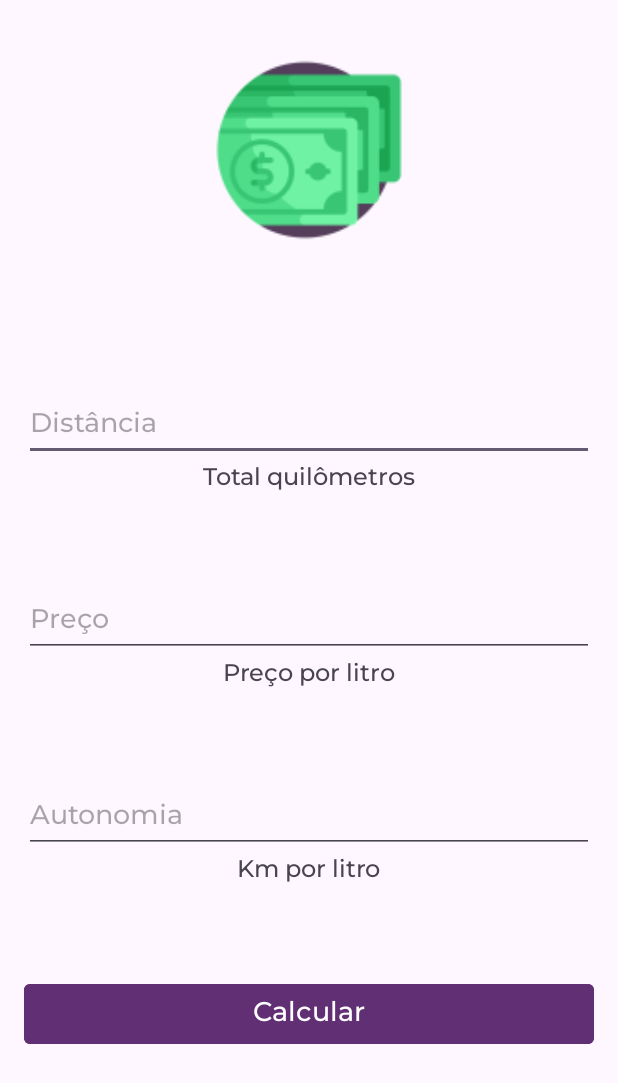
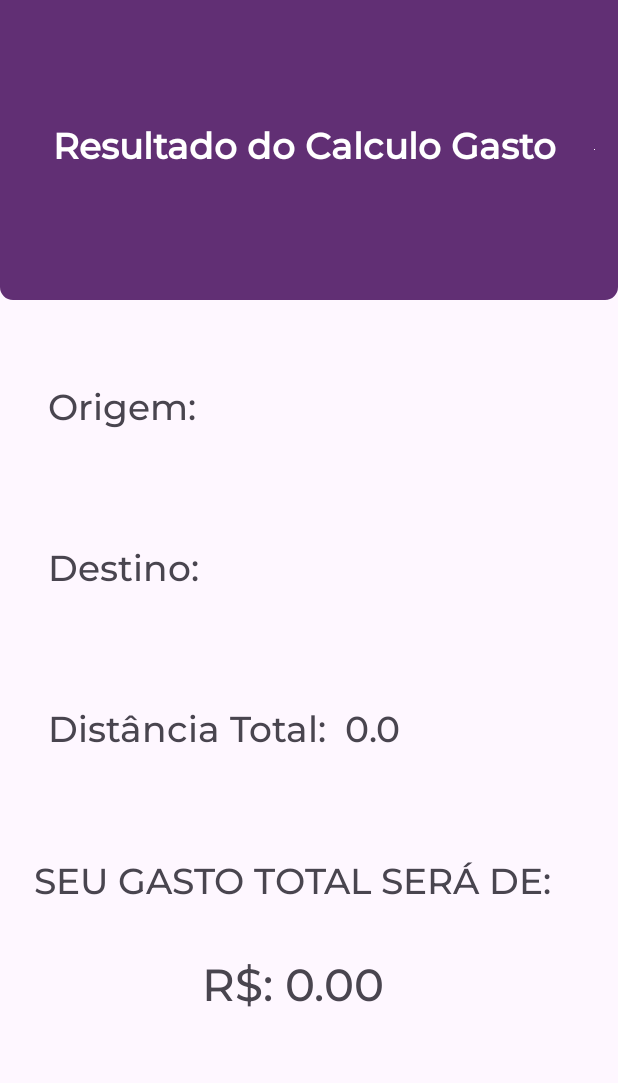
Before and after one commit to cledson-paranhos/Gasto-Combustivel, an Android app: the ViewCalculate screen opened directly, with no data from a screen before it, after a tap on "Calcular", on a phone screen of 412 x 824 dp. Shown: the top 1083 px of the screen. Run offline under Robolectric (Android 15) with nearby library versions, the phone set to English and light mode, and no system bars; Roboto replaces fonts that are not available here; 3 statements that could not run were skipped.

Commit message:
Alterações realizadas

```diff
--- a/app/build.gradle.kts
+++ b/app/build.gradle.kts
@@ -36,6 +36,8 @@ android {
     buildFeatures{
         viewBinding = true
     }
+
+
 }
 
 dependencies {
--- a/app/src/main/java/com/example/gastocombustivel/ViewCalculate.kt
+++ b/app/src/main/java/com/example/gastocombustivel/ViewCalculate.kt
@@ -1,9 +1,11 @@
 package com.example.gastocombustivel
 
+import android.content.Intent
 import android.os.Bundle
 import android.view.View
 import android.widget.Toast
 import androidx.activity.enableEdgeToEdge
+import androidx.activity.result.contract.ActivityResultContracts
 import androidx.appcompat.app.AppCompatActivity
 import androidx.core.view.ViewCompat
 import androidx.core.view.WindowInsetsCompat
@@ -27,6 +29,19 @@ class ViewCalculate : AppCompatActivity(), View.OnClickListener {
     override fun onClick(view: View) {
         if (view.id == R.id.buttonCalculate) {
             calculate()
+            var dadosRecuperados = intent.extras
+            var origin= dadosRecuperados?.getString("origin")
+            var destination= dadosRecuperados?.getString("destination")
+
+            var intent = Intent(this, ViewResult::class.java)
+            intent.putExtra("distance", binding.edtDistance.text.toString().toDouble())
+            intent.putExtra("price", binding.edtPrice.text.toString().toDouble())
+            intent.putExtra("autonomy", binding.edtAutonomy.text.toString().toDouble())
+            intent.putExtra("origin", origin)
+            intent.putExtra("destination", destination)
+            intent.putExtra("total", this.valueTotalCalculate)
+
+            startActivity(intent)
         }
     }
 
@@ -36,7 +51,12 @@ class ViewCalculate : AppCompatActivity(), View.OnClickListener {
             var price = binding.edtPrice.text.toString().toDouble()
             var autonomy = binding.edtAutonomy.text.toString().toDouble()
 
-            this.valueTotalCalculate = (distance * price) / autonomy
+            if (binding.checkboxCalcTotal.isChecked){
+                this.valueTotalCalculate = ((distance * price) / autonomy) * 2.0
+            }else
+            {
+                this.valueTotalCalculate = (distance * price) / autonomy
+            }
         } else {
             Toast.makeText(this, "Valores inseridos inválidos!", Toast.LENGTH_SHORT).show()
         }
--- a/app/src/main/java/com/example/gastocombustivel/ViewResult.kt
+++ b/app/src/main/java/com/example/gastocombustivel/ViewResult.kt
@@ -3,6 +3,7 @@ package com.example.gastocombustivel
 import android.os.Bundle
 import androidx.appcompat.app.AppCompatActivity
 import com.example.gastocombustivel.databinding.ActivityViewResultBinding
+import java.text.Format
 
 class ViewResult : AppCompatActivity() {
     lateinit var binding: ActivityViewResultBinding
@@ -10,6 +11,14 @@ class ViewResult : AppCompatActivity() {
     override fun onCreate(savedInstanceState: Bundle?) {
         super.onCreate(savedInstanceState)
         binding = ActivityViewResultBinding.inflate(layoutInflater)
+
+        var resultDados = intent.extras
+        var total = resultDados?.getDouble("total")
+        binding.textResultOrigem.text = resultDados?.getString("origin")
+        binding.textResultDestino.text = resultDados?.getString("destination")
+        binding.textResulDistance.text= resultDados?.getDouble("distance").toString()
+        binding.textResult.text = "R$: %.2f".format(total).toString()
+
         setContentView(binding.root)
     }
 }
--- /dev/null
+++ b/app/src/main/res/drawable/circular_border_full.xml
@@ -0,0 +1,14 @@
+<?xml version="1.0" encoding="UTF-8"?>
+<shape xmlns:android="http://schemas.android.com/apk/res/android">
+    <solid android:color="@color/purple"/>
+
+    <stroke android:width="1.5dp"
+            android:color="@color/purple"
+    />
+
+    <corners
+            android:topLeftRadius="20dp"
+            android:topRightRadius="20dp"
+            android:bottomRightRadius="20dp"
+            android:bottomLeftRadius="20dp"/>
+</shape>
--- a/app/src/main/res/layout/activity_view_calculate.xml
+++ b/app/src/main/res/layout/activity_view_calculate.xml
@@ -83,11 +83,23 @@
             android:layout_height="wrap_content">
     </TextView>
 
+    <CheckBox
+            android:id="@+id/checkbox_calc_total"
+            android:text="Calcular ida e volta?"
+            android:fontFamily="@font/montserrat_medium"
+            android:textSize="16sp"
+            android:layout_marginTop="20dp"
+            android:layout_gravity="center"
+            android:layout_width="wrap_content"
+            android:layout_height="wrap_content">
+
+    </CheckBox>
+
     <Button
             android:id="@+id/buttonCalculate"
             android:text="@string/calculate"
             android:fontFamily="@font/montserrat_medium"
-            android:layout_marginTop="60dp"
+            android:layout_marginTop="30dp"
             android:textSize="18sp"
             app:cornerRadius="4dp"
             android:backgroundTint="@color/purple"
--- a/app/src/main/res/layout/activity_view_result.xml
+++ b/app/src/main/res/layout/activity_view_result.xml
@@ -1,11 +1,148 @@
 <?xml version="1.0" encoding="utf-8"?>
-<androidx.constraintlayout.widget.ConstraintLayout
+<LinearLayout
         xmlns:android="http://schemas.android.com/apk/res/android"
         xmlns:tools="http://schemas.android.com/tools"
         xmlns:app="http://schemas.android.com/apk/res-auto"
         android:id="@+id/main"
+        android:orientation="vertical"
         android:layout_width="match_parent"
         android:layout_height="match_parent"
         tools:context=".ViewResult">
 
-</androidx.constraintlayout.widget.ConstraintLayout>
+    <TextView
+            android:drawableEnd="@color/white"
+            android:text="Resultado do Calculo Gasto"
+            android:textColor="@color/white"
+            android:textSize="24sp"
+            android:textStyle="bold"
+            android:gravity="center_vertical"
+            android:fontFamily="@font/montserrat_medium"
+            android:background="@drawable/circular_border"
+            android:paddingStart="35dp"
+            android:paddingEnd="16dp"
+            android:layout_width="match_parent"
+            android:layout_height="200dp">
+    </TextView>
+
+    <LinearLayout
+            android:layout_margin="16dp"
+            android:orientation="horizontal"
+            android:layout_width="match_parent"
+            android:layout_height="wrap_content">
+        <TextView
+                android:text="Origem: "
+                android:fontFamily="@font/montserrat_medium"
+                android:textSize="24sp"
+                android:layout_marginTop="40dp"
+                android:layout_marginStart="16dp"
+                android:layout_width="wrap_content"
+                android:layout_height="wrap_content">
+
+        </TextView>
+
+        <TextView
+                android:id="@+id/text_result_origem"
+                android:text=""
+                android:fontFamily="@font/montserrat_medium"
+                android:textSize="24sp"
+                android:layout_marginTop="40dp"
+                android:layout_marginStart="5dp"
+                android:layout_marginEnd="16dp"
+                android:layout_width="wrap_content"
+                android:layout_height="wrap_content">
+
+        </TextView>
+    </LinearLayout>
+
+    <LinearLayout
+            android:layout_margin="16dp"
+            android:orientation="horizontal"
+            android:layout_width="match_parent"
+            android:layout_height="wrap_content">
+        <TextView
+                android:text="Destino: "
+                android:fontFamily="@font/montserrat_medium"
+                android:textSize="24sp"
+                android:layout_marginTop="40dp"
+                android:layout_marginStart="16dp"
+                android:layout_width="wrap_content"
+                android:layout_height="wrap_content">
+
+        </TextView>
+
+        <TextView
+                android:id="@+id/text_result_destino"
+                android:text=""
+                android:fontFamily="@font/montserrat_medium"
+                android:textSize="24sp"
+                android:layout_marginTop="40dp"
+                android:layout_marginStart="5dp"
+                android:layout_marginEnd="16dp"
+                android:layout_width="wrap_content"
+                android:layout_height="wrap_content">
+
+        </TextView>
+    </LinearLayout>
+
+
+    <LinearLayout
+            android:layout_margin="16dp"
+            android:orientation="horizontal"
+            android:layout_width="match_parent"
+            android:layout_height="wrap_content">
+        <TextView
+                android:text="Distância Total: "
+                android:fontFamily="@font/montserrat_medium"
+                android:textSize="24sp"
+                android:layout_marginTop="40dp"
+                android:layout_marginStart="16dp"
+                android:layout_width="wrap_content"
+                android:layout_height="wrap_content">
+
+        </TextView>
+
+        <TextView
+                android:id="@+id/text_resul_distance"
+                android:text=""
+                android:fontFamily="@font/montserrat_medium"
+                android:textSize="24sp"
+                android:layout_marginTop="40dp"
+                android:layout_marginStart="5dp"
+                android:layout_marginEnd="16dp"
+                android:layout_width="wrap_content"
+                android:layout_height="wrap_content">
+
+        </TextView>
+    </LinearLayout>
+
+    <TextView
+            android:text="Seu gasto total será de:"
+            android:fontFamily="@font/montserrat_medium"
+            android:textAllCaps="true"
+            android:layout_gravity="center"
+            android:textSize="24sp"
+            android:layout_marginTop="50dp"
+            android:layout_marginStart="5dp"
+            android:layout_marginEnd="16dp"
+            android:layout_width="wrap_content"
+            android:layout_height="wrap_content">
+
+    </TextView>
+
+    <TextView
+            android:id="@+id/text_result"
+            android:text="@string/result"
+            android:fontFamily="@font/montserrat_medium"
+            android:textAllCaps="true"
+            android:layout_gravity="center"
+            android:textSize="30sp"
+            android:layout_marginTop="30dp"
+            android:layout_marginStart="5dp"
+            android:layout_marginEnd="16dp"
+            android:layout_width="wrap_content"
+            android:layout_height="wrap_content">
+
+    </TextView>
+
+
+</LinearLayout>
--- a/app/src/main/res/values/strings.xml
+++ b/app/src/main/res/values/strings.xml
@@ -11,4 +11,5 @@
     <string name="autonomy">Autonomia</string>
     <string name="km_for_litter">Km por litro</string>
     <string name="calculate">Calcular</string>
+    <string name="result">R$: 0</string>
 </resources>
```
